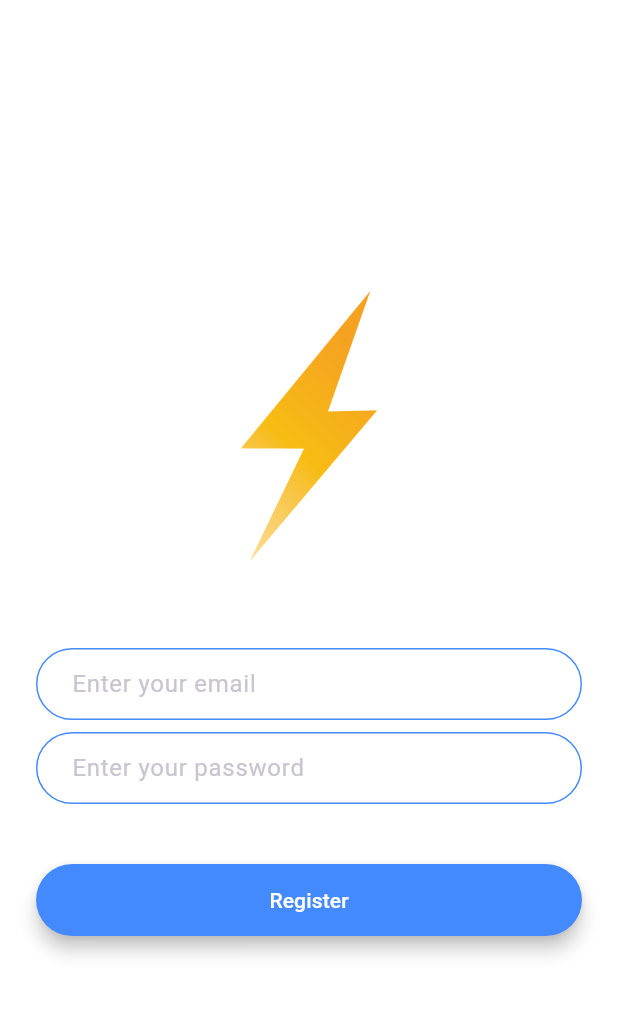
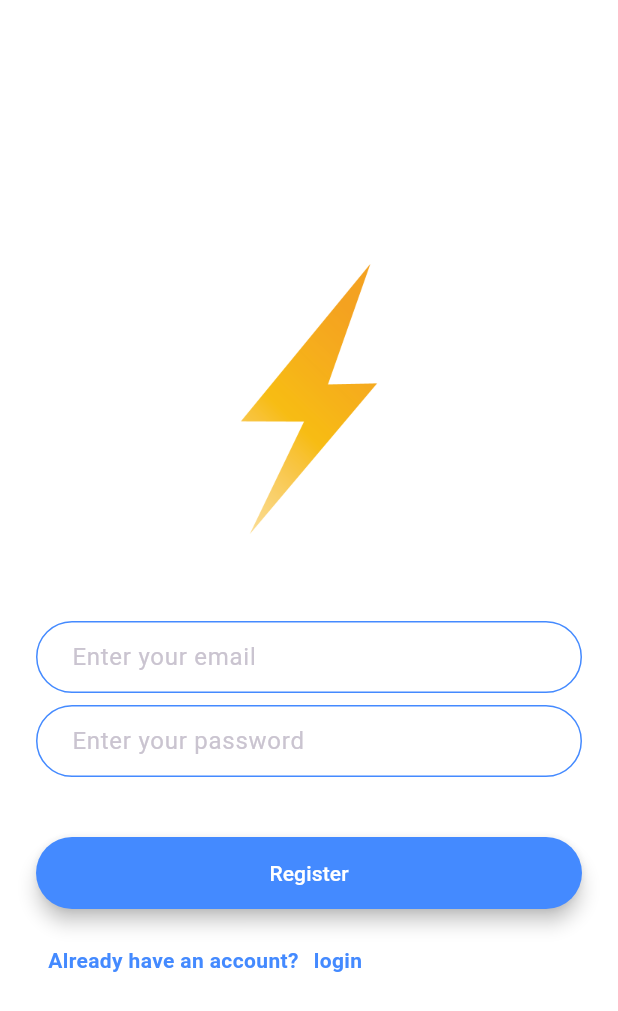
Before and after one commit to R-salton/flash_chat, a Flutter app: the RegistrationScreen screen opened by its route, on a phone screen of 412 x 824 dp. Shown: the top 1011 px of the screen. Run offline on Flutter 3.47's test engine with Material 3 defaults, Android fonts, the phone set to English and light mode, and no system bars.

Commit message:
Navigating to different Screens

```diff
--- a/lib/screens/registration_screen.dart
+++ b/lib/screens/registration_screen.dart
@@ -92,6 +92,32 @@ class _RegistrationScreenState extends State<RegistrationScreen> {
                 ),
               ),
             ),
+            Padding(
+              padding: const EdgeInsets.all(8.0),
+              child: Row(
+                children: [
+                  const Text(
+                    "Already have an account?",
+                    style: TextStyle(
+                        color: Colors.blueAccent, fontWeight: FontWeight.bold),
+                  ),
+                  const SizedBox(
+                    width: 10,
+                  ),
+                  GestureDetector(
+                    onTap: () {
+                      Navigator.pushNamed(context, '/login');
+                    },
+                    child: const Text(
+                      "login",
+                      style: TextStyle(
+                          color: Colors.blueAccent,
+                          fontWeight: FontWeight.bold),
+                    ),
+                  ),
+                ],
+              ),
+            )
           ],
         ),
       ),
--- a/lib/screens/welcome_screen.dart
+++ b/lib/screens/welcome_screen.dart
@@ -45,6 +45,8 @@ class _WelcomeScreenState extends State<WelcomeScreen> {
                 child: MaterialButton(
                   onPressed: () {
                     //Go to login screen.
+
+                    Navigator.pushNamed(context, '/login');
                   },
                   minWidth: 200.0,
                   height: 42.0,
@@ -63,6 +65,7 @@ class _WelcomeScreenState extends State<WelcomeScreen> {
                 child: MaterialButton(
                   onPressed: () {
                     //Go to registration screen.
+                    Navigator.pushNamed(context, '/registration');
                   },
                   minWidth: 200.0,
                   height: 42.0,
```
Also changed, not shown: lib/screens/login_screen.dart (+27 -0 lines).
